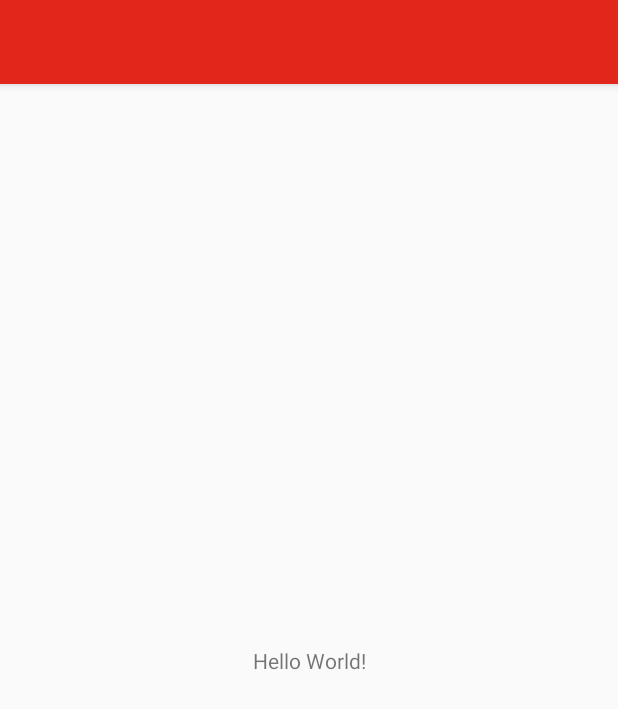
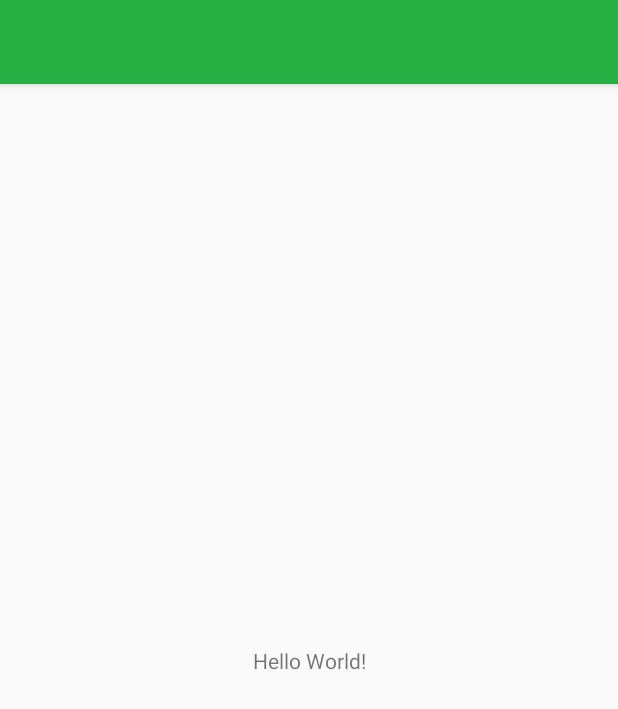
Before and after one commit to togwat/FirstAid, an Android app: the screen it shows after launch (MainActivity), on a phone screen of 412 x 824 dp. Shown: the top 709 px of the screen. Run offline under Robolectric (Android 15) with nearby library versions, the phone set to English and light mode, and no system bars.

Commit message:
colour scheme changed to match icon

```diff
--- a/app/src/main/res/values/colors.xml
+++ b/app/src/main/res/values/colors.xml
@@ -1,6 +1,6 @@
 <?xml version="1.0" encoding="utf-8"?>
 <resources>
-    <color name="colorPrimary">#e1261c</color>
-    <color name="colorPrimaryDark">#a70000</color>
-    <color name="colorAccent">#ff6247</color>
+    <color name="colorPrimary">#26b043</color>
+    <color name="colorPrimaryDark">#007f12</color>
+    <color name="colorAccent">#65e372</color>
 </resources>
```
